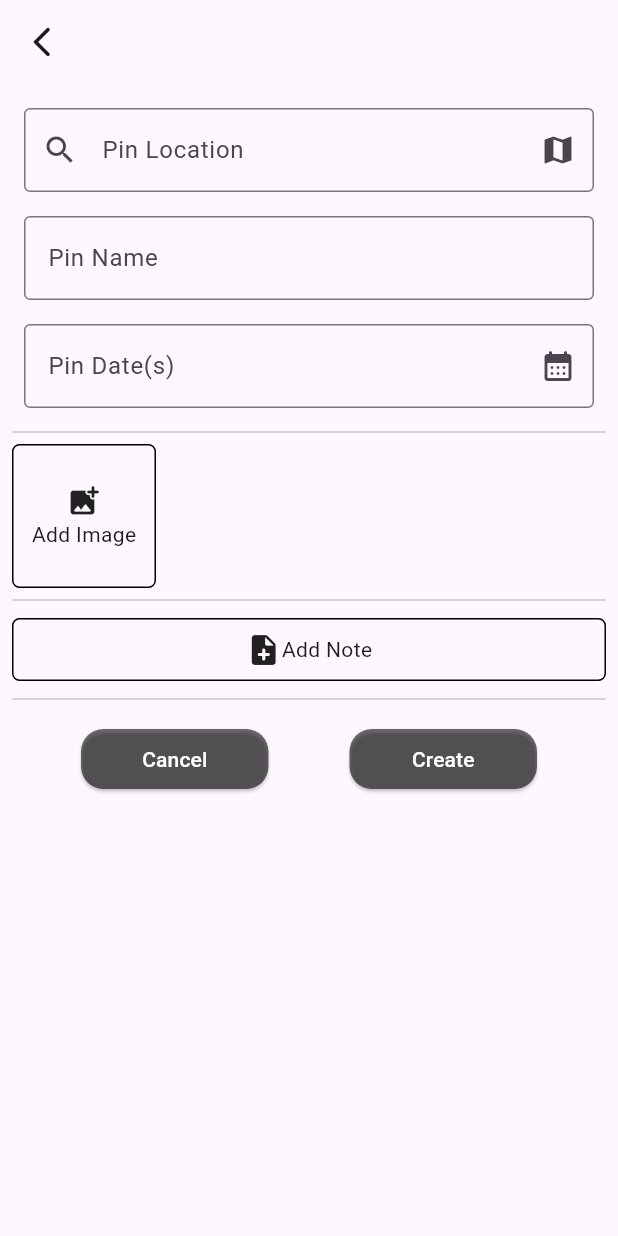
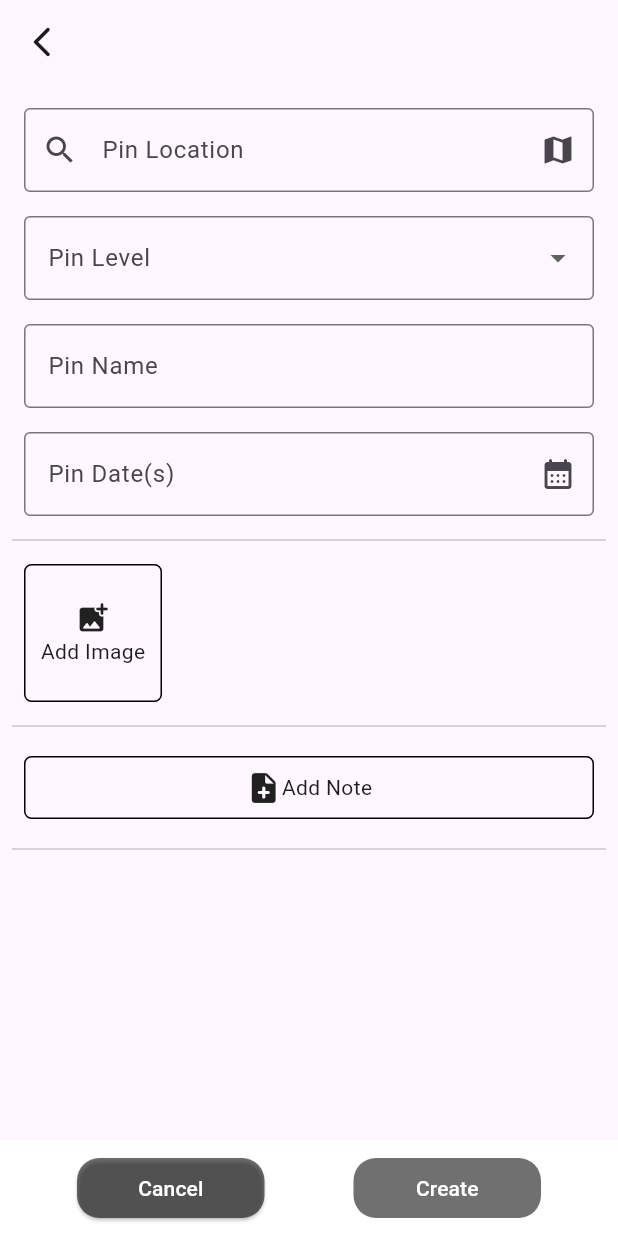
Before and after one commit to claudioLamelas/trip-pins, a Flutter app: the AddPinPage screen opened directly, on a phone screen of 412 x 824 dp. Run offline on Flutter 3.47's test engine with Material 3 defaults, Android fonts, the light colour scheme and no system bars; our stand-ins replace firebase_core, flutter_colorpicker, flutter_map, image_picker, latlong2; accounts and stored records are empty; generated files the repository leaves out were written again.

Commit message:
added pin level. added trip and pin validation. started working on making the create and cancel buttons sticky

```diff
--- a/trip_pins/lib/data/pin.dart
+++ b/trip_pins/lib/data/pin.dart
@@ -4,17 +4,24 @@ import 'package:latlong2/latlong.dart';
 
 class Pin {
   LatLng? location;
-  String? name;
+  PinLevel? level;
+  String name;
   DateTimeRange? dates;
   List<XFile> photos;
   List<String> notes;
 
   Pin({
     this.location,
-    this.name,
+    this.name = "",
     this.dates,
     List<XFile>? photos, // Make photos optional
     List<String>? notes, // Make notes optional
   })  : photos = photos ?? [], // Use null-aware operator to provide default
         notes = notes ?? [];
 }
+
+enum PinLevel {
+  country,
+  city,
+  poi,
+}
--- a/trip_pins/lib/providers/new_trip_provider.dart
+++ b/trip_pins/lib/providers/new_trip_provider.dart
@@ -47,6 +47,11 @@ class NewTripProvider extends ChangeNotifier {
     notifyListeners();
   }
 
+  void setPinLevel(PinLevel? pinLevel) {
+    newPin.level = pinLevel;
+    notifyListeners();
+  }
+
   void setPinName(String pinName) {
     newPin.name = pinName;
     notifyListeners();
--- a/trip_pins/lib/ui/common/image_container.dart
+++ b/trip_pins/lib/ui/common/image_container.dart
@@ -28,6 +28,7 @@ class _ImageContainerState extends State<ImageContainer> {
             pageBuilder: (context, animation, secondaryAnimation) =>
                 FullScreenImagePage(
               file: widget.file,
+              canRemoveImage: true,
             ),
             transitionsBuilder:
                 (context, animation, secondaryAnimation, child) {
--- a/trip_pins/lib/ui/pages/add_pin_page.dart
+++ b/trip_pins/lib/ui/pages/add_pin_page.dart
@@ -72,6 +72,13 @@ class _AddPinPageState extends State<AddPinPage> {
     context.read<NewTripProvider>().setPinLocation(location);
   }
 
+  bool isPinInformationValid(Pin pin) {
+    return pin.location != null &&
+        pin.level != null &&
+        pin.name.trim().isNotEmpty &&
+        pin.dates != null;
+  }
+
   @override
   Widget build(BuildContext context) {
     Pin pin = context.watch<NewTripProvider>().newPin;
@@ -86,7 +93,10 @@ class _AddPinPageState extends State<AddPinPage> {
     return Scaffold(
       extendBodyBehindAppBar: false,
       appBar: InfoAppBar(title: context.watch<NewTripProvider>().newTrip.name),
-      body: Padding(
+      body: Stack(
+        fit: StackFit.expand,
+        children: [
+          Padding(
             padding: const EdgeInsets.all(8.0),
             child: SingleChildScrollView(
               child: Column(
@@ -111,6 +121,25 @@ class _AddPinPageState extends State<AddPinPage> {
                         },
                         icon: const Icon(Icons.map)),
                   ),
+                  Padding(
+                    padding: const EdgeInsets.all(8.0),
+                    child: DropdownButtonFormField(
+                      items: const [
+                        DropdownMenuItem<PinLevel>(
+                            value: PinLevel.country, child: Text("Country")),
+                        DropdownMenuItem<PinLevel>(
+                            value: PinLevel.city, child: Text("City")),
+                        DropdownMenuItem<PinLevel>(
+                            value: PinLevel.poi, child: Text("POI")),
+                      ],
+                      onChanged: (level) =>
+                          context.read<NewTripProvider>().setPinLevel(level),
+                      decoration: const InputDecoration(
+                        labelText: "Pin Level",
+                        border: OutlineInputBorder(),
+                      ),
+                    ),
+                  ),
                   TextFieldInput(
                     labelText: "Pin Name",
                     flex: 0,
@@ -128,7 +157,9 @@ class _AddPinPageState extends State<AddPinPage> {
                     ),
                   ),
                   const Divider(),
-              GridView.count(
+                  Padding(
+                    padding: const EdgeInsets.all(8.0),
+                    child: GridView.count(
                       physics: const NeverScrollableScrollPhysics(),
                       shrinkWrap: true,
                       crossAxisCount: 4,
@@ -144,8 +175,11 @@ class _AddPinPageState extends State<AddPinPage> {
                             )),
                       ],
                     ),
+                  ),
                   const Divider(),
-              ListView.separated(
+                  Padding(
+                    padding: const EdgeInsets.all(8.0),
+                    child: ListView.separated(
                         shrinkWrap: true,
                         physics: const NeverScrollableScrollPhysics(),
                         padding: const EdgeInsets.symmetric(vertical: 4),
@@ -171,8 +205,19 @@ class _AddPinPageState extends State<AddPinPage> {
                             return null;
                           }
                         }),
+                  ),
                   const Divider(),
-              Row(
+                ],
+              ),
+            ),
+          ),
+          Positioned(
+            bottom: 0,
+            left: 0,
+            right: 0,
+            child: Container(
+              decoration: const BoxDecoration(color: Colors.white),
+              child: Row(
                 mainAxisAlignment: MainAxisAlignment.spaceEvenly,
                 children: [
                   Padding(
@@ -190,18 +235,20 @@ class _AddPinPageState extends State<AddPinPage> {
                     padding: const EdgeInsets.all(8.0),
                     child: ElevatedButton(
                       style: Styles.primaryButton(width: 125, height: 30),
-                      onPressed: () {
+                      onPressed: isPinInformationValid(pin)
+                          ? () {
                               context.read<NewTripProvider>().addPin();
                               Navigator.pop(context);
-                      },
+                            }
+                          : null,
                       child: const Text("Create"),
                     ),
                   ),
                 ],
               ),
-            ],
             ),
           ),
+        ],
       ),
     );
   }
--- a/trip_pins/lib/ui/pages/add_trip_page.dart
+++ b/trip_pins/lib/ui/pages/add_trip_page.dart
@@ -88,6 +88,10 @@ class _AddTripFormState extends State<AddTripForm> {
     context.read<NewTripProvider>().setPinLocation(location);
   }
 
+  bool isTripInformationValid(Trip trip) {
+    return trip.name.trim().isNotEmpty && trip.dates != null;
+  }
+
   @override
   Widget build(BuildContext context) {
     Trip trip = context.watch<NewTripProvider>().newTrip;
@@ -105,7 +109,6 @@ class _AddTripFormState extends State<AddTripForm> {
                 flex: 0,
                 onChanged: context.read<NewTripProvider>().setTripName,
               ),
-              Text(trip.name),
               Row(
                 children: [
                   TextFieldInput(
@@ -237,7 +240,7 @@ class _AddTripFormState extends State<AddTripForm> {
                     padding: const EdgeInsets.all(8.0),
                     child: ElevatedButton(
                       style: Styles.primaryButton(width: 125, height: 30),
-                      onPressed: () {},
+                      onPressed: isTripInformationValid(trip) ? () {} : null,
                       child: const Text("Create"),
                     ),
                   ),
--- a/trip_pins/lib/ui/pages/full_screen_image_page.dart
+++ b/trip_pins/lib/ui/pages/full_screen_image_page.dart
@@ -2,10 +2,14 @@ import 'dart:io';
 
 import 'package:flutter/material.dart';
 import 'package:image_picker/image_picker.dart';
+import 'package:provider/provider.dart';
+import 'package:trip_pins/providers/new_trip_provider.dart';
 
 class FullScreenImagePage extends StatelessWidget {
   final XFile file;
-  const FullScreenImagePage({super.key, required this.file});
+  final bool canRemoveImage;
+  const FullScreenImagePage(
+      {super.key, required this.file, this.canRemoveImage = false});
 
   @override
   Widget build(BuildContext context) {
@@ -23,15 +27,25 @@ class FullScreenImagePage extends StatelessWidget {
         automaticallyImplyLeading: false,
         backgroundColor: Colors.transparent,
         elevation: 0,
-        actions: [
-          IconButton(
+        leading: IconButton(
           iconSize: 30,
           icon: const Icon(Icons.close),
           onPressed: () {
             Navigator.pop(context);
           },
         ),
-        ],
+        actions: canRemoveImage
+            ? [
+                IconButton(
+                  iconSize: 30,
+                  icon: const Icon(Icons.delete),
+                  onPressed: () {
+                    context.read<NewTripProvider>().removePinPhoto(file);
+                    Navigator.pop(context);
+                  },
+                ),
+              ]
+            : [],
       ),
     );
   }
```
Lines whose indentation alone changed are shown as unchanged.
